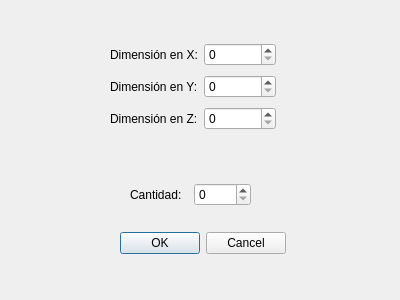
Before: the Qt Designer form dialoganadircaja.ui in amsantosr/ContainerApp, drawn with Qt 5.
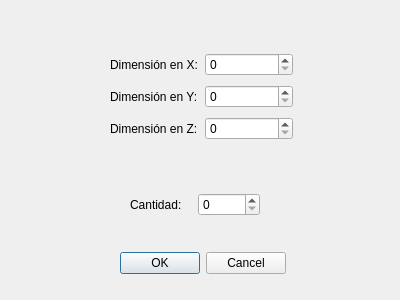
After: the same form once the commit is applied.

```diff
--- a/dialoganadircaja.ui
+++ b/dialoganadircaja.ui
@@ -17,7 +17,7 @@
    <property name="geometry">
     <rect>
      <x>110</x>
-     <y>230</y>
+     <y>250</y>
      <width>176</width>
      <height>27</height>
     </rect>
@@ -30,8 +30,8 @@
    <property name="geometry">
     <rect>
      <x>110</x>
-     <y>40</y>
-     <width>166</width>
+     <y>50</y>
+     <width>183</width>
      <height>95</height>
     </rect>
    </property>
@@ -44,7 +44,11 @@
      </widget>
     </item>
     <item row="0" column="1">
-     <widget class="QSpinBox" name="spinBoxDimensionX"/>
+     <widget class="QSpinBox" name="spinBoxDimensionX">
+      <property name="maximum">
+       <number>9999</number>
+      </property>
+     </widget>
     </item>
     <item row="1" column="0">
      <widget class="QLabel" name="label_2">
@@ -72,8 +76,8 @@
    <property name="geometry">
     <rect>
      <x>130</x>
-     <y>180</y>
-     <width>121</width>
+     <y>190</y>
+     <width>130</width>
      <height>29</height>
     </rect>
    </property>
@@ -86,7 +90,11 @@
      </widget>
     </item>
     <item>
-     <widget class="QSpinBox" name="spinBoxCantidad"/>
+     <widget class="QSpinBox" name="spinBoxCantidad">
+      <property name="maximum">
+       <number>999</number>
+      </property>
+     </widget>
     </item>
    </layout>
   </widget>
```
